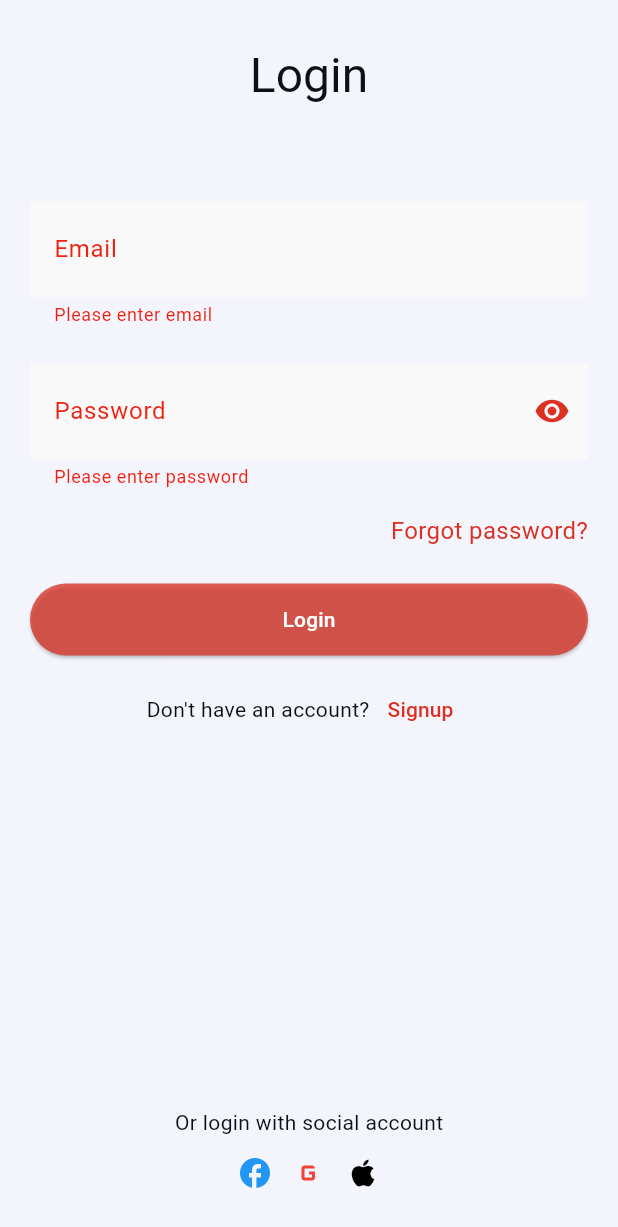
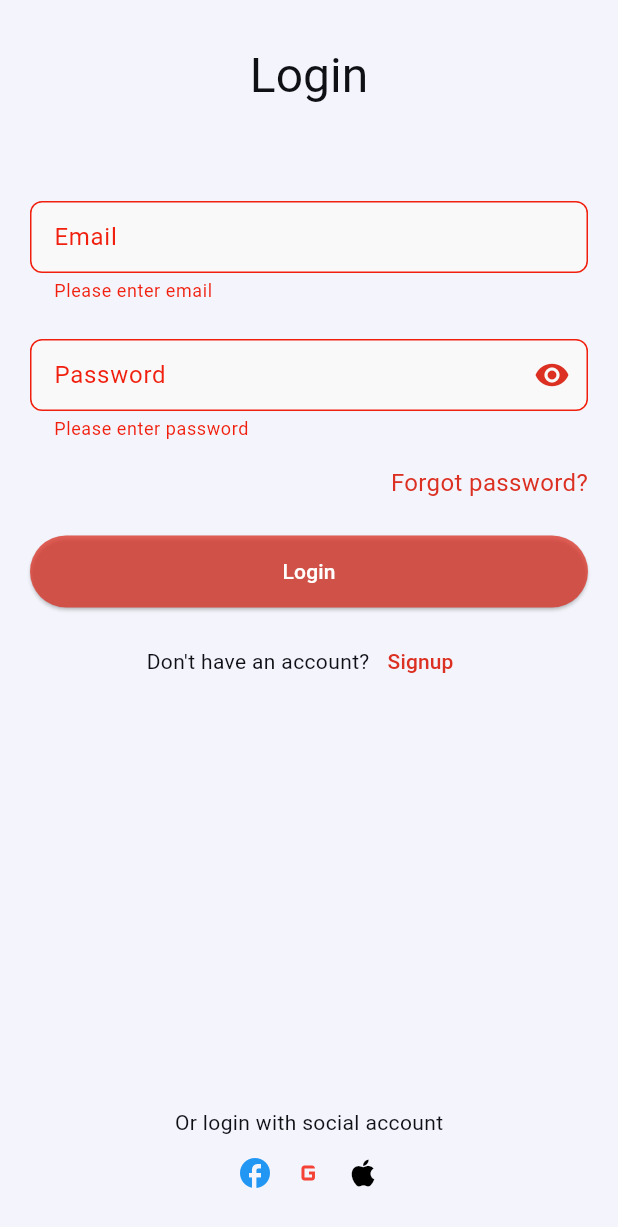
Before and after one commit to AliMohamed-Ali/E-Commerce-App, a Flutter app: the screen it shows after launch, after a tap on "Login", on a phone screen of 412 x 824 dp. Shown: the top 1227 px of the screen. Run offline on Flutter 3.47's test engine with Material 3 defaults, Android fonts, the phone set to English and light mode, and no system bars.

Commit message:
handle error out line for textformfiled

```diff
--- a/lib/utils/app_theme.dart
+++ b/lib/utils/app_theme.dart
@@ -65,6 +65,8 @@ class AppTheme {
       enabledBorder: _enabledBorder,
       focusedBorder: _focusedBorder,
       disabledBorder: _disabledBorder,
+      errorBorder: _errorBorder,
+      focusedErrorBorder: _errorBorder,
     );
   }
 
@@ -85,6 +87,12 @@ class AppTheme {
         borderSide: BorderSide(color: _colorScheme.outline));
   }
 
+  static InputBorder get _errorBorder {
+    return OutlineInputBorder(
+        borderRadius: BorderRadius.circular(8),
+        borderSide: BorderSide(color: _colorScheme.error));
+  }
+
   static InputBorder get _focusedBorder {
     return OutlineInputBorder(
         borderRadius: BorderRadius.circular(8),
```
